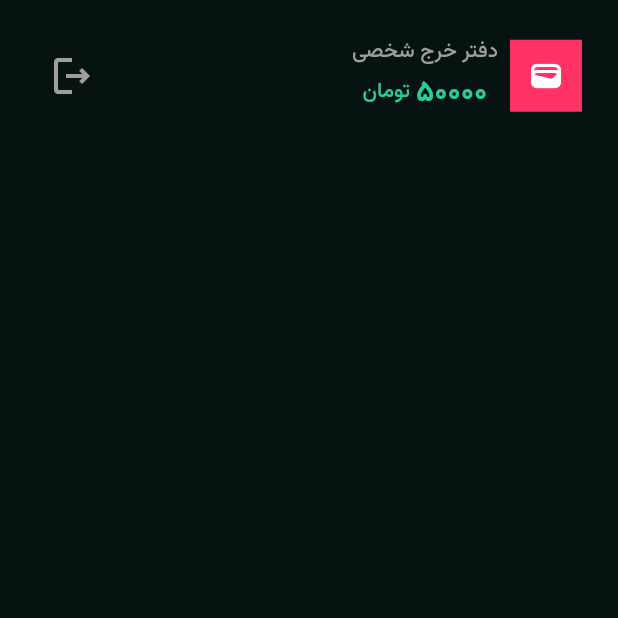
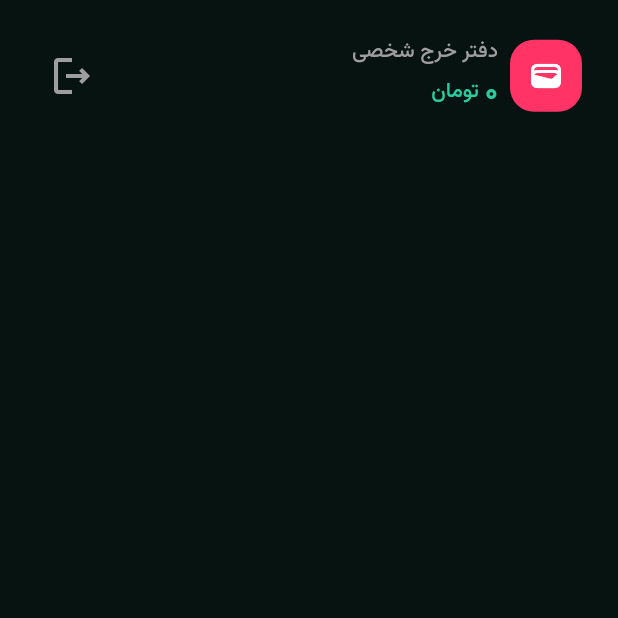
Before and after one commit to ismrtz/hyper-log, a Flutter app: the screen it shows after launch, on a phone screen of 412 x 824 dp, the top half of it. Run offline on Flutter 3.47's test engine with Material 2 defaults, Android fonts, the phone set to English and light mode, and no system bars; our stand-ins replace sqflite; accounts and stored records are empty.

Commit message:
feat[widget]: add total amount database query

```diff
--- a/lib/screens/dashboard.dart
+++ b/lib/screens/dashboard.dart
@@ -28,12 +28,12 @@ class Dashboard extends StatefulWidget {
 }
 
 class _DashboardState extends State<Dashboard> {
+  int _selectedPageIndex = 0;
+
   late List<Widget> _pages;
   late List<Category> categories;
+  late SqliteService _sqliteService;
   late CategoriesSqliteService _categoriesSqliteService;
-  late SqliteService _sqliteService;
-
-  int _selectedPageIndex = 0;
 
   @override
   void initState() {
--- a/lib/screens/home.dart
+++ b/lib/screens/home.dart
@@ -13,8 +13,6 @@ class Home extends StatefulWidget {
 }
 
 class _HomeState extends State<Home> {
-  final int balance = 50000;
-
   void _exitApp() {
     SystemNavigator.pop();
   }
@@ -29,7 +27,7 @@ class _HomeState extends State<Home> {
           child: Column(
             children: [
               Row(mainAxisAlignment: MainAxisAlignment.spaceBetween, children: [
-                ExpenseAccount(balance),
+                const ExpenseAccount(),
                 IconButton(
                     onPressed: _exitApp,
                     icon: const Icon(
--- a/lib/screens/more.dart
+++ b/lib/screens/more.dart
@@ -14,8 +14,6 @@ class More extends StatefulWidget {
 }
 
 class _MoreState extends State<More> {
-  final int balance = 50000;
-
   List<Map> tabs = [
     {
       'selected': true,
@@ -90,7 +88,7 @@ class _MoreState extends State<More> {
                       Row(
                           mainAxisAlignment: MainAxisAlignment.spaceBetween,
                           children: [
-                            ExpenseAccount(balance),
+                            const ExpenseAccount(),
                             IconButton(
                                 onPressed: _exitApp,
                                 icon: const Icon(
--- a/lib/widgets/home/expense_account.dart
+++ b/lib/widgets/home/expense_account.dart
@@ -1,10 +1,36 @@
 // packages
 import 'package:flutter/material.dart';
 
-class ExpenseAccount extends StatelessWidget {
-  const ExpenseAccount(this.balance, {super.key});
+// services
+import 'package:hyper_log/services/transactions_sqlite_service.dart';
 
-  final int balance;
+class ExpenseAccount extends StatefulWidget {
+  const ExpenseAccount({super.key});
+
+  @override
+  State<ExpenseAccount> createState() => _ExpenseAccountState();
+}
+
+class _ExpenseAccountState extends State<ExpenseAccount> {
+  int balance = 0;
+
+  late TransactionsSqliteService _transactionsSqliteService;
+
+  @override
+  void initState() {
+    super.initState();
+    _transactionsSqliteService = TransactionsSqliteService();
+
+    getTotalAmount();
+  }
+
+  Future<void> getTotalAmount() async {
+    final result = await _transactionsSqliteService.getTotalAmount();
+
+    setState(() {
+      balance = result[0]['amount'];
+    });
+  }
 
   @override
   Widget build(BuildContext context) {
@@ -15,10 +41,13 @@ class ExpenseAccount extends StatelessWidget {
           margin: const EdgeInsets.only(left: 8),
           width: 48,
           height: 48,
-          color: const Color.fromRGBO(255, 51, 102, 1),
+          decoration: BoxDecoration(
+              borderRadius: BorderRadius.circular(16),
+              color: const Color.fromRGBO(255, 51, 102, 1)),
           child: const Icon(Icons.wallet, color: Colors.white),
         ),
         Column(
+          crossAxisAlignment: CrossAxisAlignment.start,
           children: [
             const Text(
               'دفتر خرج شخصی',
```
Also changed, not shown: lib/services/transactions_sqlite_service.dart (+10 -0 lines).
